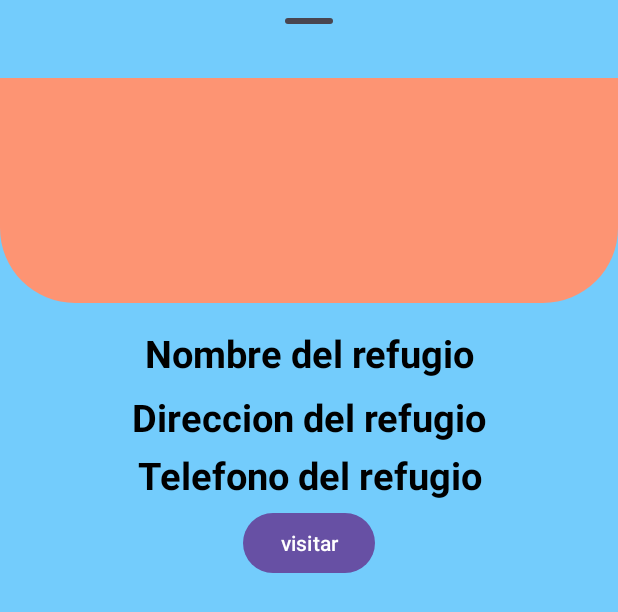
After one commit to MartinPanelo/Animalogistics, an Android app: the layout perfilrefugio.xml on its own in the app's theme, with its tools: preview values and no code run, on a phone screen of 412 x 824 dp. The commit adds this screen. Shown: the top 612 px of the screen. Run offline under Robolectric (Android 15) with nearby library versions, the phone set to English and light mode, and no system bars.

Commit message:
modelo refugio fix, vista lista de refugios mapa y detalles , se puede consumir el endpoint lista de refugios

```diff
--- a/app/src/main/java/com/finallabtres/animalogistics/API/API.java
+++ b/app/src/main/java/com/finallabtres/animalogistics/API/API.java
@@ -4,6 +4,7 @@ import android.content.Context;
 import android.content.SharedPreferences;
 
 import com.finallabtres.animalogistics.MODELO.Noticia;
+import com.finallabtres.animalogistics.MODELO.Refugio;
 import com.finallabtres.animalogistics.MODELO.Usuario;
 import com.google.gson.Gson;
 import com.google.gson.GsonBuilder;
@@ -91,8 +92,10 @@ public class API {
         Call<List<Noticia>> noticiaListaPorCategoria(@Header("Authorization") String token, @Query("categoria") String categoria);
 
 
+        /*---------------------REFUGIO---------------------*/
 
-
+        @GET("ControllerRefugio/refugioLista")
+        Call<List<Refugio>> refugioLista(@Header("Authorization") String token);
 
 
     }
--- a/app/src/main/res/layout/fragment_detalle_noticia.xml
+++ b/app/src/main/res/layout/fragment_detalle_noticia.xml
@@ -25,7 +25,7 @@
             app:layout_constraintHorizontal_bias="0.497"
             app:layout_constraintStart_toStartOf="parent"
             app:layout_constraintTop_toTopOf="parent"
-            app:shapeAppearance="@style/bannernoticia"
+            app:shapeAppearance="@style/banner"
             app:srcCompat="@drawable/ic_launcher_background" />
 
         <TextView
--- a/app/src/main/res/layout/opcionessheet.xml
+++ b/app/src/main/res/layout/opcionessheet.xml
@@ -10,7 +10,7 @@
         android:layout_height="wrap_content" />
 
     <TextView
-        android:id="@+id/textView0"
+        android:id="@+id/TVNombreRefugio"
         android:layout_width="match_parent"
         android:layout_height="wrap_content"
         android:text="@string/configuraciones"
--- /dev/null
+++ b/app/src/main/res/layout/perfilrefugio.xml
@@ -0,0 +1,89 @@
+<?xml version="1.0" encoding="utf-8"?>
+<TableLayout xmlns:android="http://schemas.android.com/apk/res/android"
+    xmlns:app="http://schemas.android.com/apk/res-auto"
+    xmlns:tools="http://schemas.android.com/tools"
+    android:layout_width="match_parent"
+    android:layout_height="match_parent"
+    android:background="#73CCFC"
+    android:orientation="vertical">
+
+    <com.google.android.material.bottomsheet.BottomSheetDragHandleView
+        android:layout_width="match_parent"
+        android:layout_height="wrap_content" />
+
+    <androidx.constraintlayout.widget.ConstraintLayout
+        android:id="@+id/CLFormularioRegistro"
+        android:layout_width="match_parent"
+        android:layout_height="match_parent">
+
+        <com.google.android.material.imageview.ShapeableImageView
+            android:id="@+id/IMGFotoRefugio"
+            android:layout_width="0dp"
+            android:layout_height="150dp"
+            android:layout_marginTop="4dp"
+            android:background="#FD9473"
+            app:layout_constraintEnd_toEndOf="parent"
+            app:layout_constraintHorizontal_bias="0.0"
+            app:layout_constraintStart_toStartOf="parent"
+            app:layout_constraintTop_toTopOf="parent"
+            app:shapeAppearance="@style/banner" />
+
+        <TextView
+            android:id="@+id/TVNombreRefugio"
+            android:layout_width="match_parent"
+            android:layout_height="wrap_content"
+            android:layout_marginTop="16dp"
+            android:text="Nombre del refugio"
+            android:textAlignment="center"
+            android:textColor="#000000"
+            android:textSize="25dp"
+            android:textStyle="bold"
+            app:layout_constraintEnd_toEndOf="parent"
+            app:layout_constraintHorizontal_bias="0.0"
+            app:layout_constraintStart_toStartOf="parent"
+            app:layout_constraintTop_toBottomOf="@+id/IMGFotoRefugio" />
+
+        <TextView
+            android:id="@+id/TVDireccion"
+            android:layout_width="match_parent"
+            android:layout_height="wrap_content"
+            android:layout_marginTop="8dp"
+            android:text="Direccion del refugio"
+            android:textAlignment="center"
+            android:textColor="#000000"
+            android:textSize="25dp"
+            android:textStyle="bold"
+            app:layout_constraintEnd_toEndOf="parent"
+            app:layout_constraintHorizontal_bias="0.0"
+            app:layout_constraintStart_toStartOf="parent"
+            app:layout_constraintTop_toBottomOf="@+id/TVNombreRefugio" />
+
+        <TextView
+            android:id="@+id/TVTelefono"
+            android:layout_width="match_parent"
+            android:layout_height="wrap_content"
+            android:layout_marginTop="4dp"
+            android:text="Telefono del refugio"
+            android:textAlignment="center"
+            android:textColor="#000000"
+            android:textSize="25dp"
+            android:textStyle="bold"
+            app:layout_constraintEnd_toEndOf="parent"
+            app:layout_constraintHorizontal_bias="0.0"
+            app:layout_constraintStart_toStartOf="parent"
+            app:layout_constraintTop_toBottomOf="@+id/TVDireccion" />
+
+        <Button
+            android:id="@+id/BTNDetalleRefugio"
+            android:layout_width="wrap_content"
+            android:layout_height="wrap_content"
+            android:layout_marginTop="4dp"
+            android:text="visitar"
+            app:layout_constraintEnd_toEndOf="parent"
+            app:layout_constraintStart_toStartOf="parent"
+            app:layout_constraintTop_toBottomOf="@+id/TVTelefono" />
+
+    </androidx.constraintlayout.widget.ConstraintLayout>
+
+
+</TableLayout>
--- a/app/src/main/res/values/colors.xml
+++ b/app/src/main/res/values/colors.xml
@@ -16,5 +16,10 @@
     <color name="Azulado">#009688</color>
 
 
+    <!--MAPA-->
+    <color name="Area">#81009688</color>
+    <color name="Perimetro">#E2006296</color>
+
+
 
 </resources>
--- a/app/src/main/res/values/styles.xml
+++ b/app/src/main/res/values/styles.xml
@@ -22,7 +22,7 @@
         <item name="cornerSizeTopRight">20dp</item>
     </style>
 
-    <style name="bannernoticia" parent="">
+    <style name="banner" parent="">
         <item name="cornerSizeBottomRight">50dp</item>
         <item name="cornerSizeBottomLeft">50dp</item>
         <item name="cornerSizeTopLeft">0dp</item>
```
Also changed, not shown: app/src/main/java/com/finallabtres/animalogistics/MODELO/Refugio.java (+13 -2 lines), app/src/main/java/com/finallabtres/animalogistics/UI/refugio/listar/ListarRefugioFragment.java (+135 -13 lines), app/src/main/java/com/finallabtres/animalogistics/UI/refugio/listar/ListarRefugioViewModel.java (+229 -3 lines), app/src/main/res/layout/fragment_listar_refugio.xml (+26 -4 lines).
